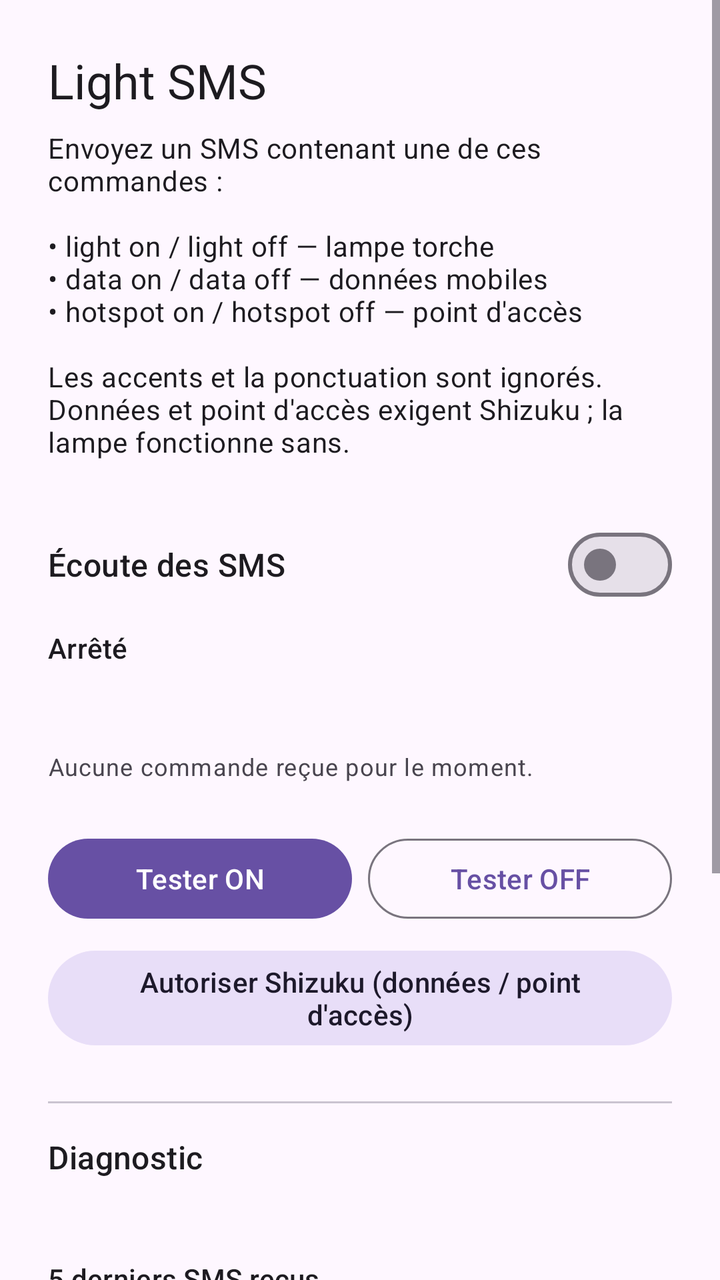
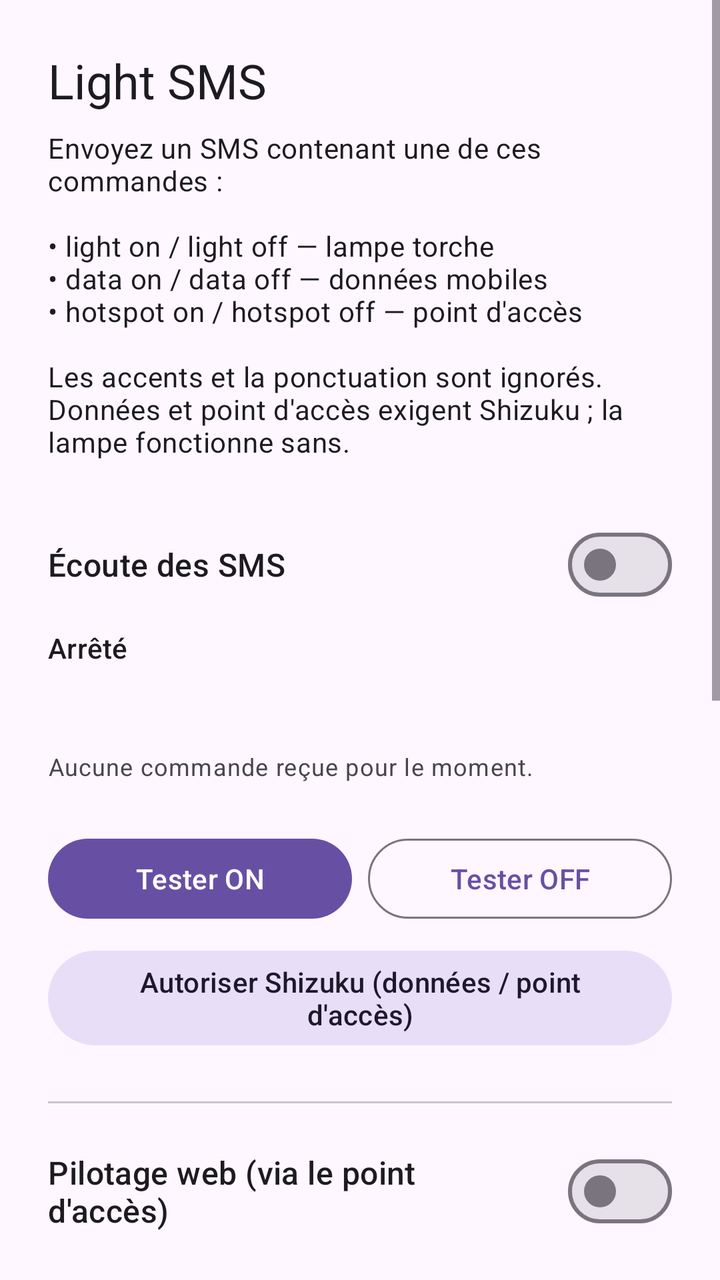

Before-and-after screenshots of an Android layout around one commit, followed by the original layout XML and the change that was made.
<!-- AndroidManifest.xml: application theme Theme.LightSms -->
<!-- res/layout/activity_main.xml -->
<?xml version="1.0" encoding="utf-8"?>
<ScrollView xmlns:android="http://schemas.android.com/apk/res/android"
    android:layout_width="match_parent"
    android:layout_height="match_parent"
    android:fillViewport="true">

    <LinearLayout
        android:layout_width="match_parent"
        android:layout_height="wrap_content"
        android:orientation="vertical"
        android:padding="24dp">

        <TextView
            android:layout_width="wrap_content"
            android:layout_height="wrap_content"
            android:text="@string/app_name"
            android:textAppearance="?attr/textAppearanceHeadlineSmall" />

        <TextView
            android:layout_width="match_parent"
            android:layout_height="wrap_content"
            android:layout_marginTop="8dp"
            android:text="@string/intro"
            android:textAppearance="?attr/textAppearanceBodyMedium" />

        <com.google.android.material.materialswitch.MaterialSwitch
            android:id="@+id/switchEnable"
            android:layout_width="match_parent"
            android:layout_height="wrap_content"
            android:layout_marginTop="24dp"
            android:minHeight="56dp"
            android:text="@string/enable_listening"
            android:textAppearance="?attr/textAppearanceTitleMedium" />

        <TextView
            android:id="@+id/txtStatus"
            android:layout_width="match_parent"
            android:layout_height="wrap_content"
            android:layout_marginTop="4dp"
            android:text="@string/status_stopped"
            android:textAppearance="?attr/textAppearanceTitleSmall" />

        <TextView
            android:id="@+id/txtTorch"
            android:layout_width="match_parent"
            android:layout_height="wrap_content"
            android:layout_marginTop="16dp"
            android:textAppearance="?attr/textAppearanceBodyLarge" />

        <TextView
            android:id="@+id/txtLastEvent"
            android:layout_width="match_parent"
            android:layout_height="wrap_content"
            android:layout_marginTop="4dp"
            android:text="@string/no_event_yet"
            android:textAppearance="?attr/textAppearanceBodySmall" />

        <TextView
            android:id="@+id/txtWarnings"
            android:layout_width="match_parent"
            android:layout_height="wrap_content"
            android:layout_marginTop="16dp"
            android:textAppearance="?attr/textAppearanceBodySmall"
            android:textColor="?attr/colorError"
            android:visibility="gone" />

        <LinearLayout
            android:layout_width="match_parent"
            android:layout_height="wrap_content"
            android:layout_marginTop="24dp"
            android:orientation="horizontal">

            <com.google.android.material.button.MaterialButton
                android:id="@+id/btnTestOn"
                android:layout_width="0dp"
                android:layout_height="wrap_content"
                android:layout_marginEnd="8dp"
                android:layout_weight="1"
                android:text="@string/test_on" />

            <com.google.android.material.button.MaterialButton
                android:id="@+id/btnTestOff"
                style="@style/Widget.Material3.Button.OutlinedButton"
                android:layout_width="0dp"
                android:layout_height="wrap_content"
                android:layout_weight="1"
                android:text="@string/test_off" />
        </LinearLayout>

        <com.google.android.material.button.MaterialButton
            android:id="@+id/btnShizuku"
            style="@style/Widget.Material3.Button.TonalButton"
            android:layout_width="match_parent"
            android:layout_height="wrap_content"
            android:layout_marginTop="8dp"
            android:text="@string/shizuku_button" />

        <View
            android:layout_width="match_parent"
            android:layout_height="1dp"
            android:layout_marginTop="24dp"
            android:background="?attr/colorOutlineVariant" />

        <TextView
            android:layout_width="match_parent"
            android:layout_height="wrap_content"
            android:layout_marginTop="16dp"
            android:text="@string/debug_title"
            android:textAppearance="?attr/textAppearanceTitleMedium" />

        <TextView
            android:id="@+id/txtDiag"
            android:layout_width="match_parent"
            android:layout_height="wrap_content"
            android:layout_marginTop="8dp"
            android:fontFamily="monospace"
            android:textAppearance="?attr/textAppearanceBodySmall" />

        <TextView
            android:layout_width="match_parent"
            android:layout_height="wrap_content"
            android:layout_marginTop="16dp"
            android:text="@string/log_title"
            android:textAppearance="?attr/textAppearanceTitleSmall" />

        <HorizontalScrollView
            android:layout_width="match_parent"
            android:layout_height="wrap_content"
            android:layout_marginTop="4dp">

            <TextView
                android:id="@+id/txtLog"
                android:layout_width="wrap_content"
                android:layout_height="wrap_content"
                android:fontFamily="monospace"
                android:textAppearance="?attr/textAppearanceBodySmall"
                android:textIsSelectable="true" />
        </HorizontalScrollView>

        <LinearLayout
            android:layout_width="match_parent"
            android:layout_height="wrap_content"
            android:layout_marginTop="8dp"
            android:orientation="horizontal">

            <com.google.android.material.button.MaterialButton
                android:id="@+id/btnRefresh"
                style="@style/Widget.Material3.Button.OutlinedButton"
                android:layout_width="0dp"
                android:layout_height="wrap_content"
                android:layout_marginEnd="8dp"
                android:layout_weight="1"
                android:text="@string/refresh" />

            <com.google.android.material.button.MaterialButton
                android:id="@+id/btnClearLog"
                style="@style/Widget.Material3.Button.TextButton"
                android:layout_width="0dp"
                android:layout_height="wrap_content"
                android:layout_weight="1"
                android:text="@string/clear_log" />
        </LinearLayout>

        <View
            android:layout_width="match_parent"
            android:layout_height="1dp"
            android:layout_marginTop="24dp"
            android:background="?attr/colorOutlineVariant" />

        <TextView
            android:layout_width="match_parent"
            android:layout_height="wrap_content"
            android:layout_marginTop="16dp"
            android:text="@string/reliability_hint"
            android:textAppearance="?attr/textAppearanceBodySmall" />

        <com.google.android.material.button.MaterialButton
            android:id="@+id/btnBattery"
            style="@style/Widget.Material3.Button.TextButton"
            android:layout_width="match_parent"
            android:layout_height="wrap_content"
            android:layout_marginTop="8dp"
            android:text="@string/battery_settings" />

        <com.google.android.material.button.MaterialButton
            android:id="@+id/btnAppSettings"
            style="@style/Widget.Material3.Button.TextButton"
            android:layout_width="match_parent"
            android:layout_height="wrap_content"
            android:text="@string/app_settings" />

    </LinearLayout>
</ScrollView>
<!-- resources referenced by this layout -->
<resources>
  <string name="app_name">Light SMS</string>
  <string name="app_settings">Paramètres de l\'application</string>
  <string name="battery_settings">Optimisation de la batterie</string>
  <string name="clear_log">Vider le journal</string>
  <string name="debug_title">Diagnostic</string>
  <string name="enable_listening">Écoute des SMS</string>
  <string name="intro">Envoyez un SMS contenant une de ces commandes :\n\n• light on / light off — lampe torche\n• data on / data off — données mobiles\n• hotspot on / hotspot off — point d\'accès\n\nLes accents et la ponctuation sont ignorés. Données et point d\'accès exigent Shizuku ; la lampe fonctionne sans.</string>
  <string name="log_title">5 derniers SMS reçus</string>
  <string name="no_event_yet">Aucune commande reçue pour le moment.</string>
  <string name="refresh">Rafraîchir</string>
  <string name="reliability_hint">Pour que l\'écoute survive en arrière-plan, désactivez l\'optimisation de batterie pour cette app (indispensable sur Xiaomi, Huawei, Oppo, Samsung).</string>
  <string name="shizuku_button">Autoriser Shizuku (données / point d\'accès)</string>
  <string name="status_stopped">Arrêté</string>
  <string name="test_off">Tester OFF</string>
  <string name="test_on">Tester ON</string>
  <style name="Theme.LightSms" parent="Theme.Material3.DayNight.NoActionBar" />
</resources>

<!-- the commit's change to res/layout/activity_main.xml (unified diff, before → after) -->
@@ -101,6 +101,43 @@
             android:layout_marginTop="24dp"
             android:background="?attr/colorOutlineVariant" />
 
+        <com.google.android.material.materialswitch.MaterialSwitch
+            android:id="@+id/switchWeb"
+            android:layout_width="match_parent"
+            android:layout_height="wrap_content"
+            android:layout_marginTop="16dp"
+            android:minHeight="56dp"
+            android:text="@string/web_enable"
+            android:textAppearance="?attr/textAppearanceTitleMedium" />
+
+        <TextView
+            android:id="@+id/txtWebInfo"
+            android:layout_width="match_parent"
+            android:layout_height="wrap_content"
+            android:fontFamily="monospace"
+            android:textAppearance="?attr/textAppearanceBodyMedium"
+            android:textIsSelectable="true" />
+
+        <TextView
+            android:layout_width="match_parent"
+            android:layout_height="wrap_content"
+            android:layout_marginTop="8dp"
+            android:text="@string/web_hint"
+            android:textAppearance="?attr/textAppearanceBodySmall" />
+
+        <com.google.android.material.button.MaterialButton
+            android:id="@+id/btnNewKey"
+            style="@style/Widget.Material3.Button.TextButton"
+            android:layout_width="match_parent"
+            android:layout_height="wrap_content"
+            android:text="@string/web_new_key" />
+
+        <View
+            android:layout_width="match_parent"
+            android:layout_height="1dp"
+            android:layout_marginTop="24dp"
+            android:background="?attr/colorOutlineVariant" />
+
         <TextView
             android:layout_width="match_parent"
             android:layout_height="wrap_content"
<!-- resource entries referenced after the edit -->
@@ -15,6 +15,9 @@
   <string name="status_stopped">Arrêté</string>
   <string name="test_off">Tester OFF</string>
   <string name="test_on">Tester ON</string>
+  <string name="web_enable">Pilotage web (via le point d\'accès)</string>
+  <string name="web_hint">Depuis un appareil connecté au point d\'accès de ce téléphone, ouvrez cette adresse dans un navigateur. Le serveur ne peut pas allumer le point d\'accès — pour ça, seul le SMS fonctionne.</string>
+  <string name="web_new_key">Générer une nouvelle clé</string>
   <style name="Theme.LightSms" parent="Theme.Material3.DayNight.NoActionBar" />
 </resources>
 
